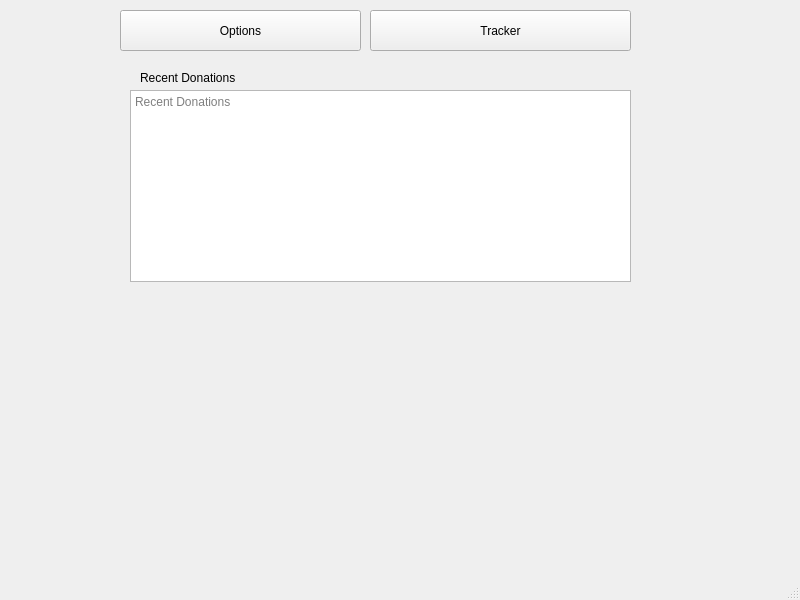
Qt form design.ui (djotaku/ELDonationTracker) before a commit.
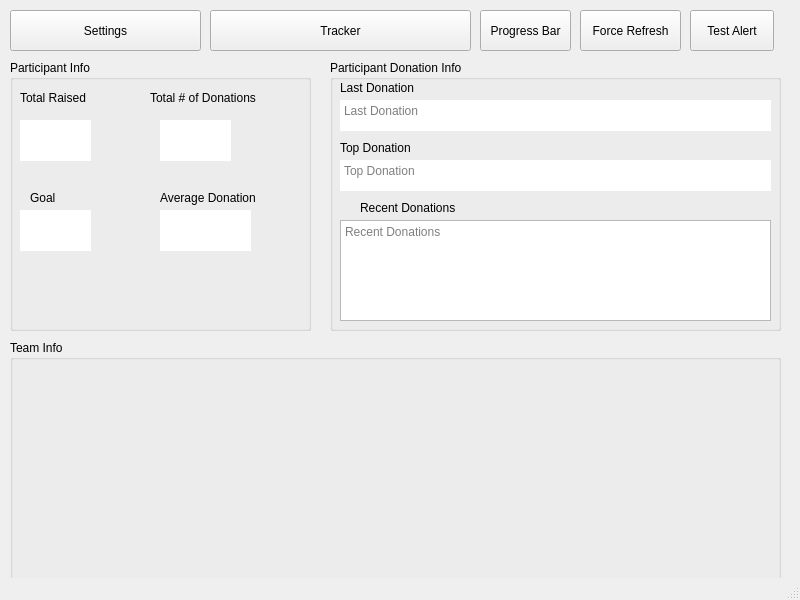
The same form after that commit.

Commit message: changes the QT GUI to add all the buttons I want, all the info in the layout I want. And I've added code to handle some button presses

```diff
--- a/design.ui
+++ b/design.ui
@@ -17,9 +17,9 @@
    <widget class="QPushButton" name="pushButton">
     <property name="geometry">
      <rect>
-      <x>120</x>
+      <x>10</x>
       <y>10</y>
-      <width>241</width>
+      <width>191</width>
       <height>41</height>
      </rect>
     </property>
@@ -27,13 +27,22 @@
      <string>&lt;html&gt;&lt;head/&gt;&lt;body&gt;&lt;p&gt;Change folders, Extra Life ID, etc&lt;/p&gt;&lt;/body&gt;&lt;/html&gt;</string>
     </property>
     <property name="text">
-     <string>Options</string>
+     <string>Settings</string>
+    </property>
+    <property name="autoDefault">
+     <bool>false</bool>
+    </property>
+    <property name="default">
+     <bool>false</bool>
+    </property>
+    <property name="flat">
+     <bool>false</bool>
     </property>
    </widget>
    <widget class="QPushButton" name="pushButton_2">
     <property name="geometry">
      <rect>
-      <x>370</x>
+      <x>210</x>
       <y>10</y>
       <width>261</width>
       <height>41</height>
@@ -43,36 +52,285 @@
      <string>Tracker</string>
     </property>
    </widget>
-   <widget class="QTextBrowser" name="textBrowser">
+   <widget class="QGroupBox" name="ParticipantInfo">
     <property name="geometry">
      <rect>
-      <x>130</x>
-      <y>90</y>
-      <width>501</width>
-      <height>192</height>
+      <x>10</x>
+      <y>60</y>
+      <width>301</width>
+      <height>271</height>
      </rect>
     </property>
-    <property name="autoFillBackground">
-     <bool>false</bool>
+    <property name="title">
+     <string>Participant Info</string>
     </property>
-    <property name="documentTitle">
-     <string/>
+    <widget class="QLabel" name="label_4">
+     <property name="geometry">
+      <rect>
+       <x>10</x>
+       <y>30</y>
+       <width>71</width>
+       <height>16</height>
+      </rect>
+     </property>
+     <property name="text">
+      <string>Total Raised</string>
+     </property>
+    </widget>
+    <widget class="QLabel" name="label_5">
+     <property name="geometry">
+      <rect>
+       <x>140</x>
+       <y>30</y>
+       <width>121</width>
+       <height>16</height>
+      </rect>
+     </property>
+     <property name="text">
+      <string>Total # of Donations</string>
+     </property>
+    </widget>
+    <widget class="QLabel" name="label_6">
+     <property name="geometry">
+      <rect>
+       <x>20</x>
+       <y>130</y>
+       <width>56</width>
+       <height>15</height>
+      </rect>
+     </property>
+     <property name="text">
+      <string>Goal</string>
+     </property>
+    </widget>
+    <widget class="QLabel" name="label_7">
+     <property name="geometry">
+      <rect>
+       <x>150</x>
+       <y>130</y>
+       <width>111</width>
+       <height>16</height>
+      </rect>
+     </property>
+     <property name="text">
+      <string>Average Donation</string>
+     </property>
+    </widget>
+    <widget class="QTextBrowser" name="TotalRaised">
+     <property name="geometry">
+      <rect>
+       <x>10</x>
+       <y>60</y>
+       <width>71</width>
+       <height>41</height>
+      </rect>
+     </property>
+     <property name="frameShape">
+      <enum>QFrame::NoFrame</enum>
+     </property>
+    </widget>
+    <widget class="QTextBrowser" name="TotalNumDonations">
+     <property name="geometry">
+      <rect>
+       <x>150</x>
+       <y>60</y>
+       <width>71</width>
+       <height>41</height>
+      </rect>
+     </property>
+     <property name="frameShape">
+      <enum>QFrame::NoFrame</enum>
+     </property>
+    </widget>
+    <widget class="QTextBrowser" name="Goal">
+     <property name="geometry">
+      <rect>
+       <x>10</x>
+       <y>150</y>
+       <width>71</width>
+       <height>41</height>
+      </rect>
+     </property>
+     <property name="frameShape">
+      <enum>QFrame::NoFrame</enum>
+     </property>
+    </widget>
+    <widget class="QTextBrowser" name="AvgDonation">
+     <property name="geometry">
+      <rect>
+       <x>150</x>
+       <y>150</y>
+       <width>91</width>
+       <height>41</height>
+      </rect>
+     </property>
+     <property name="frameShape">
+      <enum>QFrame::NoFrame</enum>
+     </property>
+    </widget>
+   </widget>
+   <widget class="QGroupBox" name="DonationInfo">
+    <property name="geometry">
+     <rect>
+      <x>330</x>
+      <y>60</y>
+      <width>451</width>
+      <height>271</height>
+     </rect>
     </property>
-    <property name="placeholderText">
-     <string>Recent Donations</string>
+    <property name="title">
+     <string>Participant Donation Info</string>
     </property>
+    <widget class="QLabel" name="label">
+     <property name="geometry">
+      <rect>
+       <x>30</x>
+       <y>140</y>
+       <width>121</width>
+       <height>16</height>
+      </rect>
+     </property>
+     <property name="text">
+      <string>Recent Donations</string>
+     </property>
+    </widget>
+    <widget class="QTextBrowser" name="RecentDonations">
+     <property name="geometry">
+      <rect>
+       <x>10</x>
+       <y>160</y>
+       <width>431</width>
+       <height>101</height>
+      </rect>
+     </property>
+     <property name="autoFillBackground">
+      <bool>false</bool>
+     </property>
+     <property name="documentTitle">
+      <string/>
+     </property>
+     <property name="lineWrapMode">
+      <enum>QTextEdit::NoWrap</enum>
+     </property>
+     <property name="placeholderText">
+      <string>Recent Donations</string>
+     </property>
+    </widget>
+    <widget class="QTextBrowser" name="LastDonation">
+     <property name="geometry">
+      <rect>
+       <x>10</x>
+       <y>40</y>
+       <width>431</width>
+       <height>31</height>
+      </rect>
+     </property>
+     <property name="autoFillBackground">
+      <bool>false</bool>
+     </property>
+     <property name="frameShape">
+      <enum>QFrame::NoFrame</enum>
+     </property>
+     <property name="frameShadow">
+      <enum>QFrame::Plain</enum>
+     </property>
+     <property name="placeholderText">
+      <string>Last Donation</string>
+     </property>
+    </widget>
+    <widget class="QLabel" name="label_2">
+     <property name="geometry">
+      <rect>
+       <x>10</x>
+       <y>20</y>
+       <width>81</width>
+       <height>16</height>
+      </rect>
+     </property>
+     <property name="text">
+      <string>Last Donation</string>
+     </property>
+    </widget>
+    <widget class="QLabel" name="label_3">
+     <property name="geometry">
+      <rect>
+       <x>10</x>
+       <y>80</y>
+       <width>81</width>
+       <height>16</height>
+      </rect>
+     </property>
+     <property name="text">
+      <string>Top Donation</string>
+     </property>
+    </widget>
+    <widget class="QTextBrowser" name="TopDonation">
+     <property name="geometry">
+      <rect>
+       <x>10</x>
+       <y>100</y>
+       <width>431</width>
+       <height>31</height>
+      </rect>
+     </property>
+     <property name="frameShape">
+      <enum>QFrame::NoFrame</enum>
+     </property>
+     <property name="placeholderText">
+      <string>Top Donation</string>
+     </property>
+    </widget>
    </widget>
-   <widget class="QLabel" name="label">
+   <widget class="QPushButton" name="ProgressBarButton">
     <property name="geometry">
      <rect>
-      <x>140</x>
-      <y>70</y>
-      <width>121</width>
-      <height>16</height>
+      <x>480</x>
+      <y>10</y>
+      <width>91</width>
+      <height>41</height>
      </rect>
     </property>
     <property name="text">
-     <string>Recent Donations</string>
+     <string>Progress Bar</string>
+    </property>
+   </widget>
+   <widget class="QPushButton" name="RefreshButton">
+    <property name="geometry">
+     <rect>
+      <x>580</x>
+      <y>10</y>
+      <width>101</width>
+      <height>41</height>
+     </rect>
+    </property>
+    <property name="text">
+     <string>Force Refresh</string>
+    </property>
+   </widget>
+   <widget class="QPushButton" name="TestAlertButton">
+    <property name="geometry">
+     <rect>
+      <x>690</x>
+      <y>10</y>
+      <width>84</width>
+      <height>41</height>
+     </rect>
+    </property>
+    <property name="text">
+     <string>Test Alert</string>
+    </property>
+   </widget>
+   <widget class="QGroupBox" name="groupBox">
+    <property name="geometry">
+     <rect>
+      <x>10</x>
+      <y>340</y>
+      <width>771</width>
+      <height>241</height>
+     </rect>
+    </property>
+    <property name="title">
+     <string>Team Info</string>
     </property>
    </widget>
   </widget>
```
Left out of the diff: 4 changed lines with no effect on the pictures. The commit also changes 2 other files.
